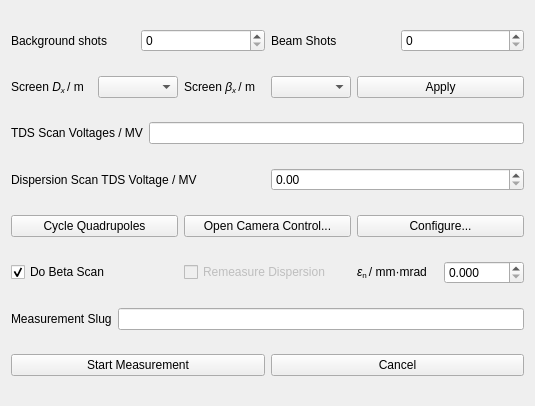
This is esme/gui/ui/scanner.ui in st-walker/esme as Qt 5 draws it before an edit. The edited form follows.
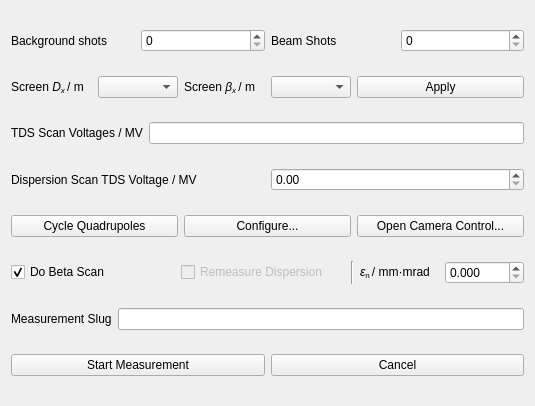
This is the edited form.

```diff
--- a/esme/gui/ui/scanner.ui
+++ b/esme/gui/ui/scanner.ui
@@ -36,6 +36,13 @@
        </property>
       </widget>
      </item>
+     <item>
+      <widget class="Line" name="line">
+       <property name="orientation">
+        <enum>Qt::Vertical</enum>
+       </property>
+      </widget>
+     </item>
      <item>
       <layout class="QHBoxLayout" name="horizontalLayout_9">
        <item>
@@ -250,13 +257,6 @@
        </property>
       </widget>
      </item>
-     <item>
-      <widget class="QPushButton" name="open_jddd_screen_gui_button">
-       <property name="text">
-        <string>Open Camera Control...</string>
-       </property>
-      </widget>
-     </item>
      <item>
       <widget class="QPushButton" name="preferences_button">
        <property name="text">
@@ -264,6 +264,13 @@
        </property>
       </widget>
      </item>
+     <item>
+      <widget class="QPushButton" name="open_jddd_screen_gui_button">
+       <property name="text">
+        <string>Open Camera Control...</string>
+       </property>
+      </widget>
+     </item>
     </layout>
    </item>
   </layout>
```
Left out of the diff: 13 changed lines with no effect on the pictures.
